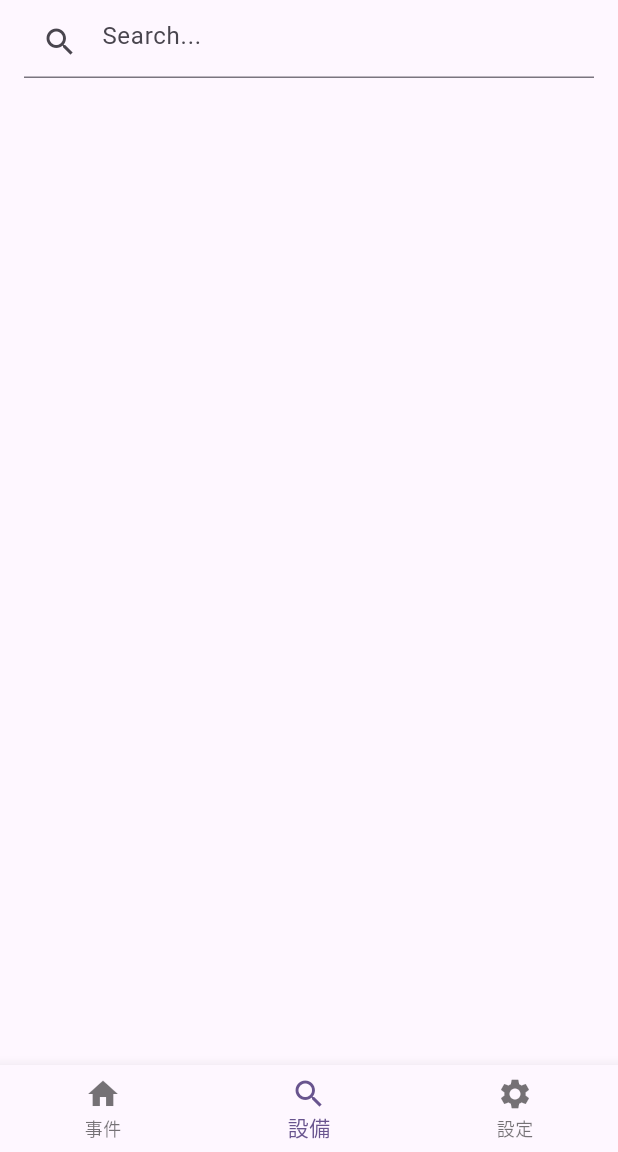
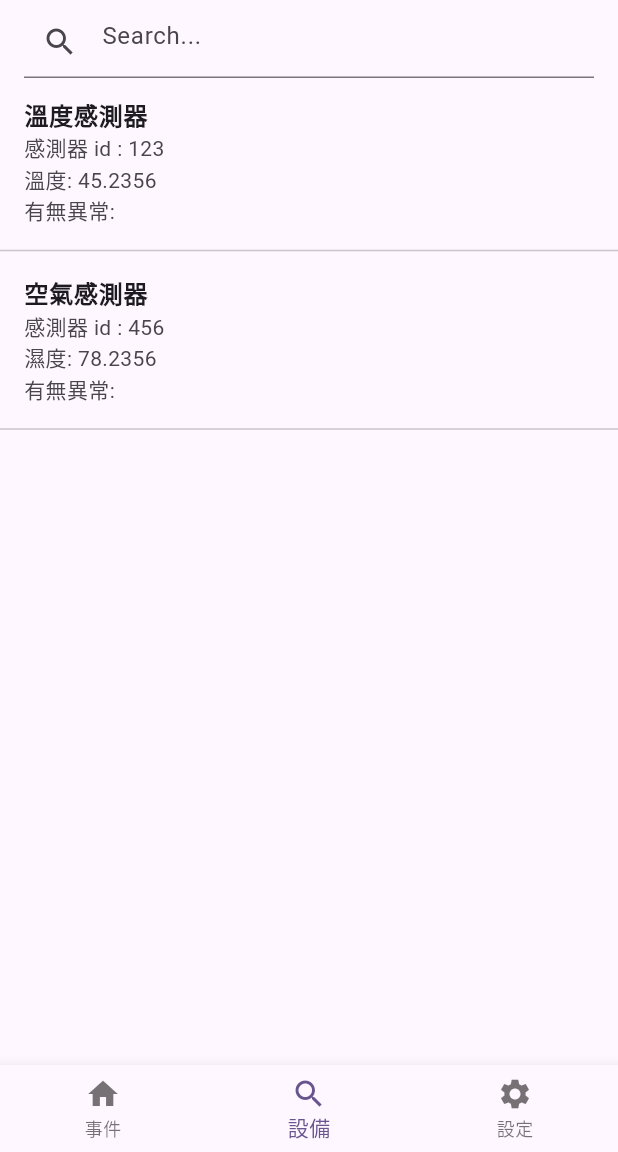
Before and after one commit to Artin0123/firealert, a Flutter app: the screen it shows after launch, item 2 of the bottom bar chosen, on a phone screen of 412 x 824 dp, the part 84-1236 px from its top. Run offline on Flutter 3.47's test engine with Material 3 defaults, Android fonts, the phone set to English and light mode, and no system bars.

Commit message:
顯示所有感測器

```diff
--- a/lib/main.dart
+++ b/lib/main.dart
@@ -426,7 +426,33 @@ class _Pagetwo extends State<PageTwo> {
             ),
           ),
         ),
-
+        body: ListView.builder(
+            itemCount: buffer.length,
+            itemBuilder: (context, index) {
+              int key = buffer.keys.elementAt(index);
+              String sensorTitle = '';
+              String exper = '';
+              if (index % 2 == 0) {
+                sensorTitle = '溫度感測器';
+                exper = '溫度';
+              } else {
+                sensorTitle = '空氣感測器';
+                exper = '濕度';
+              }
+              return Column(
+                children: [
+                  ListTile(
+                    title: Text(
+                      '$sensorTitle',
+                      style: TextStyle(fontWeight: FontWeight.bold),
+                    ),
+                    subtitle:
+                        Text('感測器 id : $key\n$exper: ${buffer[key]}\n有無異常:'),
+                  ),
+                  Divider(), // 添加分隔線
+                ],
+              );
+            })
         //backgroundColor: const Color.fromARGB(240, 255, 255, 245),
         //     body: SingleChildScrollView(
         //         child: Column(children: <Widget>[
```
Lines whose indentation alone changed are shown as unchanged.
